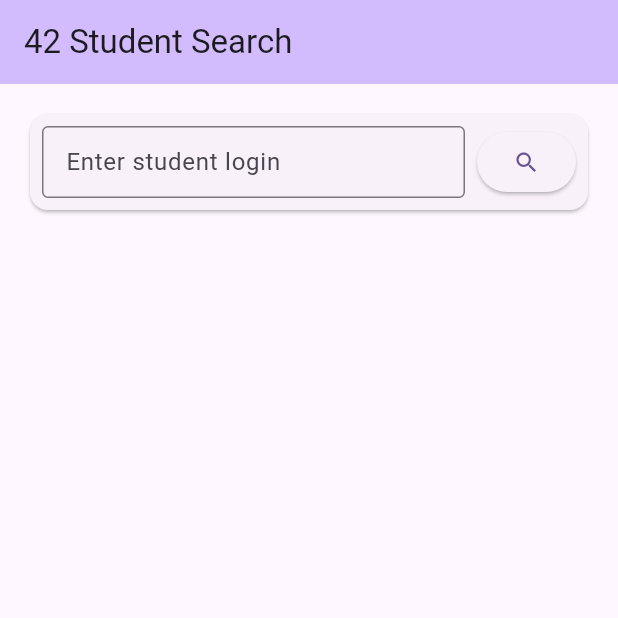
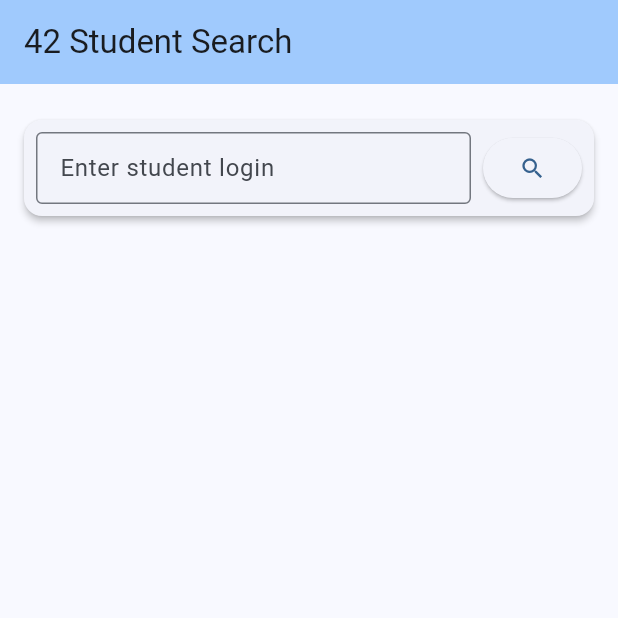
Before and after one commit to subrandt/Swifty-Companion, a Flutter app: the screen it shows after launch, on a phone screen of 412 x 824 dp, the top half of it. Run offline on Flutter 3.47's test engine with Material 3 defaults, Android fonts, the phone set to English and light mode, and no system bars; our stand-ins replace dio, flutter_dotenv.

Commit message:
ajout 2e page pour le sujet

```diff
--- a/swifty_companion/lib/config/routes.dart
+++ b/swifty_companion/lib/config/routes.dart
@@ -0,0 +1,15 @@
+import 'package:flutter/material.dart';
+import 'package:swifty_companion/pages/search_page.dart';
+import 'package:swifty_companion/pages/profile_page.dart';
+
+class Routes {
+  static const String search = '/';
+  static const String profile = '/profile';
+
+  static Map<String, WidgetBuilder> getRoutes() {
+    return {
+      search: (context) => const SearchPage(),
+      profile: (context) => const ProfilePage(),
+    };
+  }
+}
--- a/swifty_companion/lib/config/theme.dart
+++ b/swifty_companion/lib/config/theme.dart
@@ -0,0 +1,34 @@
+import 'package:flutter/material.dart';
+
+class AppTheme {
+  static ThemeData get lightTheme {
+    return ThemeData(
+      colorScheme: ColorScheme.fromSeed(
+        seedColor: Colors.blue,
+        brightness: Brightness.light,
+      ),
+      useMaterial3: true,
+      cardTheme: const CardTheme(
+        elevation: 2,
+        margin: EdgeInsets.symmetric(vertical: 8),
+      ),
+      inputDecorationTheme: const InputDecorationTheme(
+        border: OutlineInputBorder(),
+        contentPadding: EdgeInsets.symmetric(
+          horizontal: 12,
+          vertical: 10,
+        ),
+      ),
+    );
+  }
+
+  static ThemeData get darkTheme {
+    return ThemeData(
+      colorScheme: ColorScheme.fromSeed(
+        seedColor: Colors.blue,
+        brightness: Brightness.dark,
+      ),
+      useMaterial3: true,
+    );
+  }
+}
--- a/swifty_companion/lib/main.dart
+++ b/swifty_companion/lib/main.dart
@@ -1,6 +1,7 @@
+import 'package:flutter_dotenv/flutter_dotenv.dart';
+import 'config/theme.dart';
+import 'config/routes.dart';
 import 'package:flutter/material.dart';
-import 'package:flutter_dotenv/flutter_dotenv.dart';
-import 'presentation/pages/search_page.dart';
 
 Future<void> main() async {
   try {
@@ -19,11 +20,10 @@ class MyApp extends StatelessWidget {
   Widget build(BuildContext context) {
     return MaterialApp(
       title: 'Swifty Companion',
-      theme: ThemeData(
-        colorScheme: ColorScheme.fromSeed(seedColor: Colors.deepPurple),
-        useMaterial3: true,
-      ),
-      home: const SearchPage(),
+      theme: AppTheme.lightTheme,
+      darkTheme: AppTheme.darkTheme,
+      routes: Routes.getRoutes(),
+      initialRoute: Routes.search,
     );
   }
 }
--- a/swifty_companion/lib/presentation/pages/search_page.dart
+++ b/swifty_companion/lib/pages/search_page.dart
@@ -1,7 +1,8 @@
 import 'package:flutter/material.dart';
 import 'package:swifty_companion/core/network/api_client.dart';
 import 'package:swifty_companion/data/models/user_model.dart';
-import '../../core/network/oauth2_client.dart';
+import '../core/network/oauth2_client.dart';
+import 'package:swifty_companion/config/routes.dart';
 
 class SearchPage extends StatefulWidget {
   const SearchPage({super.key});
@@ -13,7 +14,6 @@ class SearchPage extends StatefulWidget {
 class _SearchPageState extends State<SearchPage> {
   final _searchController = TextEditingController();
   final _apiClient = ApiClient(OAuth2Client());
-  UserModel? _user;
   bool _isLoading = false;
   String? _error;
 
@@ -77,20 +77,6 @@ class _SearchPageState extends State<SearchPage> {
                     _error!,
                     style: const TextStyle(color: Colors.red),
                   ),
-                )
-              else if (_user != null)
-                Expanded(
-                  child: SingleChildScrollView(
-                    child: Column(
-                      children: [
-                        Text('Found user: ${_user!.login}'),
-                        if (_user!.imageUrl.isNotEmpty)
-                          Image.network(_user!.imageUrl),
-                        Text('Email: ${_user!.email}'),
-                        Text('Level: ${_user!.level}'),
-                      ],
-                    ),
-                  ),
                 ),
             ],
           ),
@@ -108,38 +94,23 @@ class _SearchPageState extends State<SearchPage> {
     try {
       print('🔍 Searching for user: $login');
       final userData = await _apiClient.searchUser(login);
-      // print('📡 Raw API response: $userData');
-    // Accéder à des champs spécifiques
-      print('🎉 User email: ${userData['email']}');
-      print('👤 User login: ${userData['login']}');
-      print('📍 User location: ${userData['location']}');
 
-      // // Accéder à des objets imbriqués
-      // print('🎯 User cursus: ${userData['cursus_users']}');
-
-      // // Accéder à des tableaux
-      // if (userData['projects_users'] != null) {
-      //   final projects = userData['projects_users'] as List;
-      //   projects.forEach((project) {
-      //     print('📚 Project name: ${project['project']['name']}');
-      //     print('   Status: ${project['status']}');
-      //     print('   Final mark: ${project['final_mark']}');
-      //   });
-      // }
-
-      // Accéder aux skills
-      // if (userData['cursus_users'] != null && userData['cursus_users'].isNotEmpty) {
-      //   final skills = userData['cursus_users'][0]['skills'] as List;
-      //   skills.forEach((skill) {
-      //     print('💡 Skill: ${skill['name']} - Level: ${skill['level']}');
-      //   });
-      // }
       if (userData == null) {
         throw Exception('No data received from API');
       }
 
+      final user = UserModel.fromJson(userData);
+
+      // Navigation vers la page de profil
+      if (mounted) {
+        Navigator.pushNamed(
+          context,
+          Routes.profile,
+          arguments: user,
+        );
+      }
+
       setState(() {
-        _user = UserModel.fromJson(userData);
         _isLoading = false;
       });
     } catch (e) {
@@ -157,3 +128,55 @@ class _SearchPageState extends State<SearchPage> {
     super.dispose();
   }
 }
+
+  // Future<void> _searchStudent(String login) async {
+  //   setState(() {
+  //     _isLoading = true;
+  //     _error = null;
+  //   });
+
+  //   try {
+  //     print('🔍 Searching for user: $login');
+  //     final userData = await _apiClient.searchUser(login);
+  //     // print('📡 Raw API response: $userData');
+  //   // Accéder à des champs spécifiques
+  //     print('🎉 User email: ${userData['email']}');
+  //     print('👤 User login: ${userData['login']}');
+  //     print('📍 User location: ${userData['location']}');
+
+  //     // // Accéder à des objets imbriqués
+  //     // print('🎯 User cursus: ${userData['cursus_users']}');
+
+  //     // // Accéder à des tableaux
+  //     // if (userData['projects_users'] != null) {
+  //     //   final projects = userData['projects_users'] as List;
+  //     //   projects.forEach((project) {
+  //     //     print('📚 Project name: ${project['project']['name']}');
+  //     //     print('   Status: ${project['status']}');
+  //     //     print('   Final mark: ${project['final_mark']}');
+  //     //   });
+  //     // }
+
+  //     // Accéder aux skills
+  //     // if (userData['cursus_users'] != null && userData['cursus_users'].isNotEmpty) {
+  //     //   final skills = userData['cursus_users'][0]['skills'] as List;
+  //     //   skills.forEach((skill) {
+  //     //     print('💡 Skill: ${skill['name']} - Level: ${skill['level']}');
+  //     //   });
+  //     // }
+  //     if (userData == null) {
+  //       throw Exception('No data received from API');
+  //     }
+
+  //     setState(() {
+  //       _user = UserModel.fromJson(userData);
+  //       _isLoading = false;
+  //     });
+  //   } catch (e) {
+  //     print('❌ Error occurred: $e');
+  //     setState(() {
+  //       _isLoading = false;
+  //       _error = 'Error: ${e.toString()}';
+  //     });
+  //   }
+  // }
--- a/swifty_companion/lib/presentation/bloc/search_bloc.dart
+++ /dev/null
@@ -1,5 +0,0 @@
-import 'package:flutter_bloc/flutter_bloc.dart';
-
-class SearchBloc extends Bloc<SearchEvent, SearchState> {
-  // TODO: Implement bloc logic
-}
```
Also changed, not shown: swifty_companion/lib/core/errors/failures.dart (+17 -0 lines), swifty_companion/lib/pages/profile_page.dart (added, +52 -0 lines), swifty_companion/lib/data/datasources/user_remote_datasource.dart (deleted), swifty_companion/lib/data/repositories/user_repository_impl.dart (deleted), swifty_companion/lib/presentation/bloc/user_bloc.dart (deleted), swifty_companion/lib/presentation/bloc/user_event.dart (deleted), swifty_companion/lib/presentation/bloc/user_state.dart (deleted), swifty_companion/lib/presentation/pages/profile_page.dart (deleted), swifty_companion/pubspec.lock.
